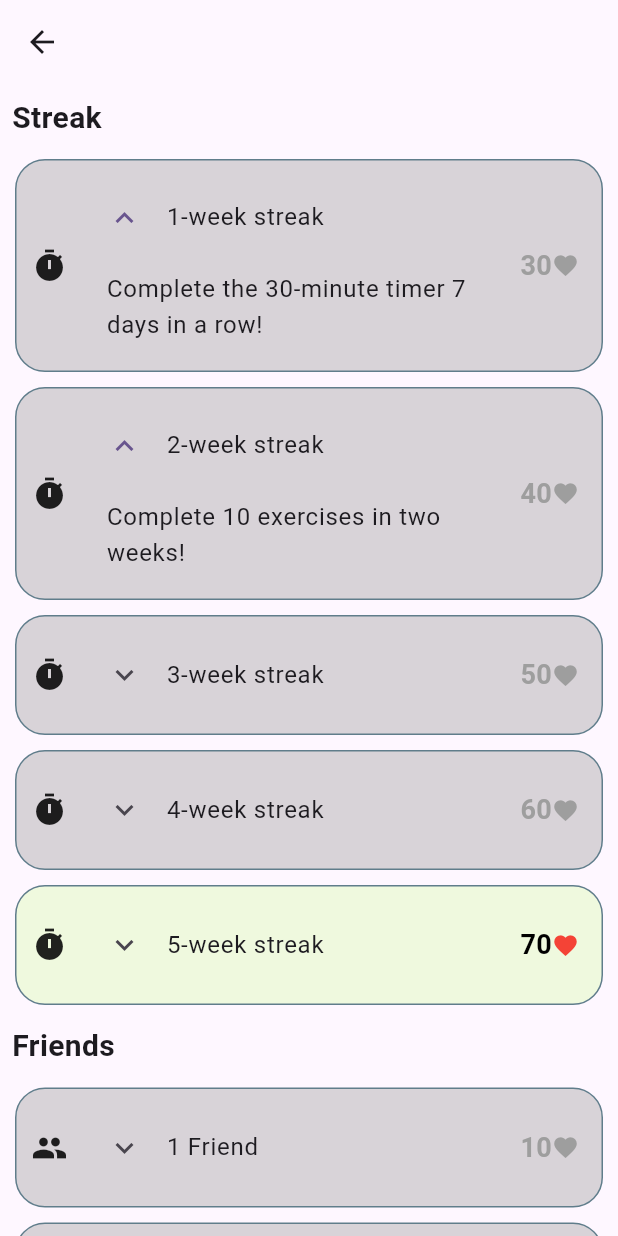
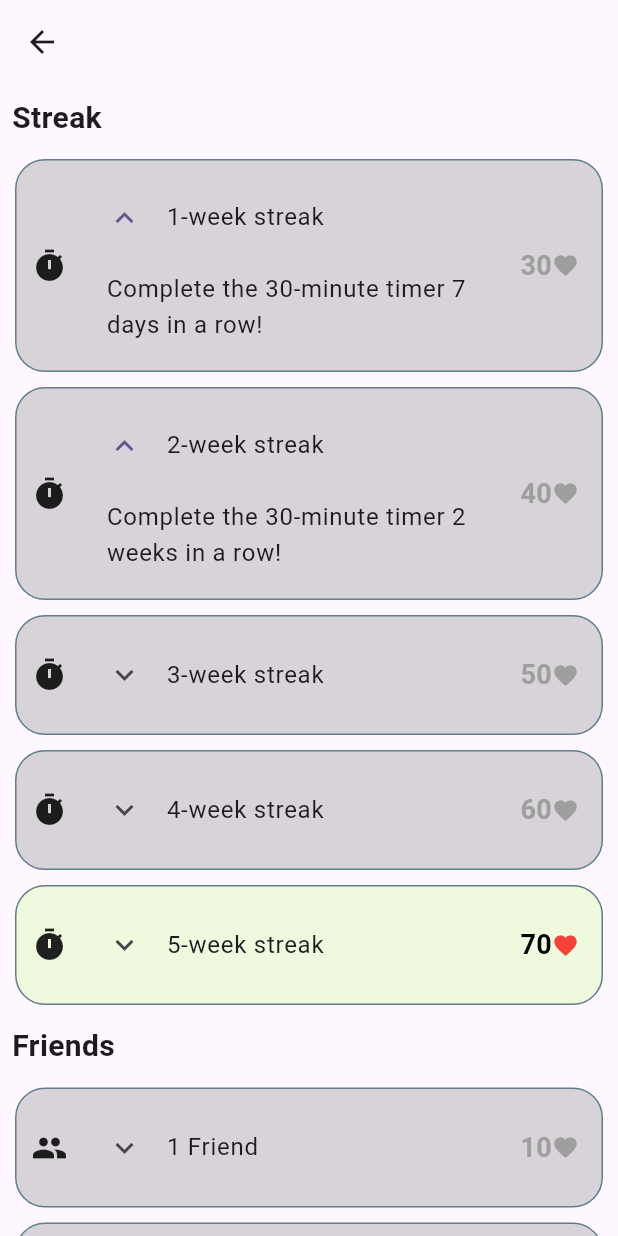
Before and after one commit to pedrotemtem/lifepulse, a Flutter app: the Quests screen opened directly, after a tap on "1-week streak", after a tap on "2-week streak", on a phone screen of 412 x 824 dp. Run offline on Flutter 3.47's test engine with Material 3 defaults, Android fonts, the phone set to English and light mode, and no system bars.

Commit message:
Changes description

```diff
--- a/lib/states/quests.dart
+++ b/lib/states/quests.dart
@@ -23,10 +23,10 @@ class _ExpansionTileExampleState extends State<ExpansionTileExample> {
   final List<Map<String, dynamic>> _quests = [
     // Streak group - increasing streak goals
     {'title': '1-week streak', 'description': 'Complete the 30-minute timer 7 days in a row!', 'icon': Icons.timer, 'group': 'Streak', 'hearts': 30},
-    {'title': '2-week streak', 'description': 'Complete 10 exercises in two weeks!', 'icon': Icons.timer, 'group': 'Streak', 'hearts': 40},
-    {'title': '3-week streak', 'description': 'Complete 15 exercises in three weeks!', 'icon': Icons.timer, 'group': 'Streak', 'hearts': 50},
-    {'title': '4-week streak', 'description': 'Complete 20 exercises in four weeks!', 'icon': Icons.timer, 'group': 'Streak', 'hearts': 60},
-    {'title': '5-week streak', 'description': 'Complete 25 exercises in five weeks!', 'icon': Icons.timer, 'group': 'Streak', 'hearts': 70},
+    {'title': '2-week streak', 'description': 'Complete the 30-minute timer 2 weeks in a row!', 'icon': Icons.timer, 'group': 'Streak', 'hearts': 40},
+    {'title': '3-week streak', 'description': 'Complete the 30-minute timer 3 weeks in a row!', 'icon': Icons.timer, 'group': 'Streak', 'hearts': 50},
+    {'title': '4-week streak', 'description': 'Complete the 30-minute timer 4 weeks in a row!', 'icon': Icons.timer, 'group': 'Streak', 'hearts': 60},
+    {'title': '5-week streak', 'description': 'Complete the 30-minute timer 5 weeks in a row!', 'icon': Icons.timer, 'group': 'Streak', 'hearts': 70},
 
     // Friends group - increasing friends goals
     {'title': '1 Friend', 'description': 'Add your first friend to the app!', 'icon': Icons.group, 'group': 'Friends', 'hearts': 10},
```
